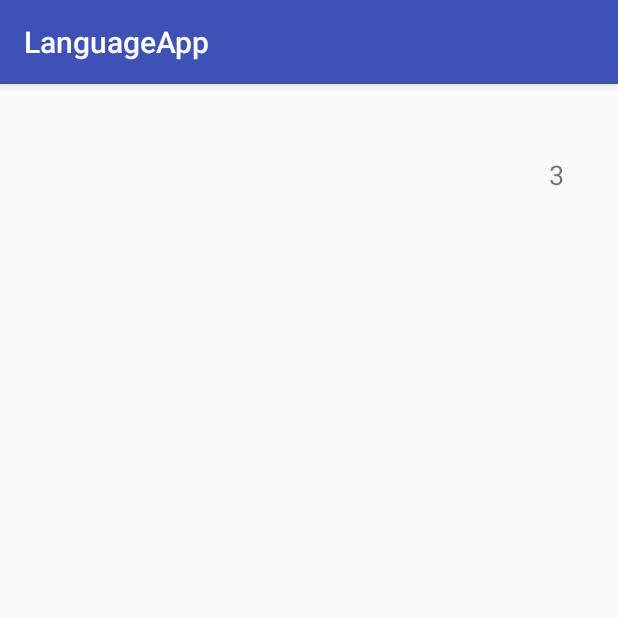
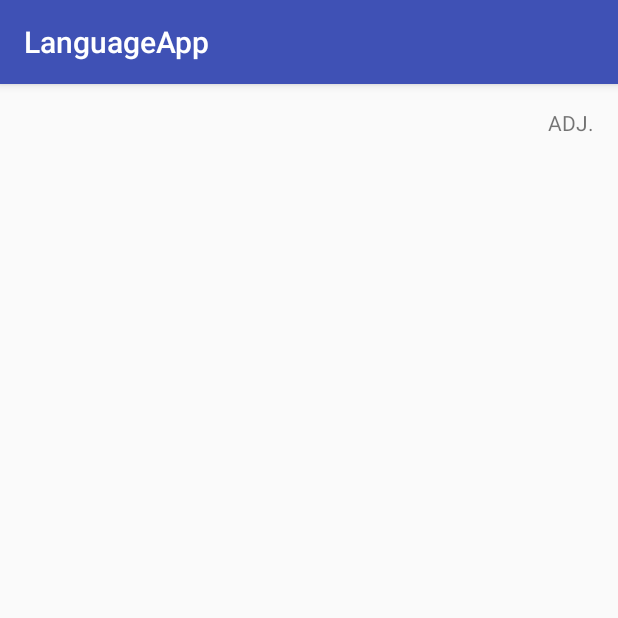
Before and after one commit to mirmiru/HindiStudyHelp, an Android app: the AddActivity screen opened directly, with no data from a screen before it, after a tap on "ADD", on a phone screen of 412 x 824 dp, the top half of it. Run offline under Robolectric (Android 15) with nearby library versions, the phone set to English and light mode, and no system bars; 1 other tap on this screen came first.

Commit message:
Correctly displays word gender in listview and word type in info activity.

```diff
--- a/app/src/main/java/com/example/milja/languageapp/database/DBHelper.java
+++ b/app/src/main/java/com/example/milja/languageapp/database/DBHelper.java
@@ -138,25 +138,50 @@ public class DBHelper extends SQLiteOpenHelper {
         setWordTypeGroup(word);
     }
 
+
     public Word getWordById(long id) {
-        String selection = COLUMN_WORD_ID + "=?";
-        String[] selectionArgs = new String[] {Long.toString(id)};
+        //String selection = COLUMN_WORD_ID + "=?";
+        //String[] selectionArgs = new String[] {Long.toString(id)};
         SQLiteDatabase db = getReadableDatabase();
-        Cursor c = db.query(TABLE_WORD, null, selection, selectionArgs, null, null, null);
+        //Cursor c = db.query(TABLE_WORD, null, selection, selectionArgs, null, null, null);
+
+        String query = "SELECT * FROM " +
+                "word INNER JOIN type ON " +
+                "word.wordTypeId =  type._id " +
+                "INNER JOIN gender ON " +
+                "word.wordGenderId = gender._id " +
+                "WHERE word._id=" + id;
+
+        Cursor c = db.rawQuery(query, null);
 
         Word word = new Word();
 
         if (c.moveToFirst()) {
             do {
-                word.setWordId(c.getLong(0));
-                word.setWordWord(c.getString(1));
-                word.setWordTranslation(c.getString(2));
-                word.setWordSentenceHindi(c.getString(3));
-                word.setWordSentenceEng(c.getString(4));
-                word.setWordGenderGroup(c.getString(5));
-                word.setWordTypeGroup(c.getString(6));
-                word.setWordDifficult(c.getInt(7));
-                Log.d("MyLog", "INSERTED: " + word.getWordId() + ", " + word.getWordWord() + ", " + word.getWordTranslation() + ", " + word.getWordSentenceHindi() + ", " + word.getWordSentenceEng() + ", " + word.getWordGenderGroup() + ", " + word.getWordTypeGroup() + ", " + word.getWordDifficult() );
+                //word.setWordId(c.getLong(0));
+                word.setWordId(c.getLong(c.getColumnIndex(DBHelper.COLUMN_WORD_ID)));
+
+                //word.setWordWord(c.getString(1));
+                word.setWordWord(c.getString(c.getColumnIndex(DBHelper.COLUMN_WORD_WORD)));
+
+                //word.setWordTranslation(c.getString(2));
+                word.setWordTranslation(c.getString(c.getColumnIndex(DBHelper.COLUMN_WORD_TRANSLATION)));
+
+                //word.setWordSentenceHindi(c.getString(3));
+                word.setWordSentenceHindi(c.getString(c.getColumnIndex(DBHelper.COLUMN_WORD_SENTENCEHINDI)));
+
+                //word.setWordSentenceEng(c.getString(4));
+                word.setWordSentenceEng(c.getString(c.getColumnIndex(DBHelper.COLUMN_WORD_SENTENCEENG)));
+
+                //word.setWordGenderGroup(c.getString(5));
+                word.setWordGenderId(c.getLong(c.getColumnIndex(DBHelper.COLUMN_WORD_GENDERID)));
+                word.setWordGenderGroup(c.getString(c.getColumnIndex(DBHelper.COLUMN_GENDER_GROUP)));
+
+                word.setWordTypeId(c.getLong(c.getColumnIndex(DBHelper.COLUMN_WORD_TYPEID)));
+                word.setWordTypeGroup(c.getString(c.getColumnIndex(DBHelper.COLUMN_TYPE_GROUP)));
+
+                word.setWordDifficult(c.getInt(c.getColumnIndex(DBHelper.COLUMN_WORD_DIFFICULT)));
+                Log.d("MyLog", "INSERTED: " + word.getWordId() + ", " + word.getWordWord() + ", " + word.getWordTranslation() + ", " + word.getWordSentenceHindi() + ", " + word.getWordSentenceEng() + ", gender: " + word.getWordGenderId() + ", " + word.getWordGenderGroup() + ", type: "+ word.getWordTypeId() + ", "+ word.getWordTypeGroup() + ", diff: " + word.getWordDifficult() );
             } while (c.moveToNext());
         }
         c.close();
--- a/app/src/main/java/com/example/milja/languageapp/database/Word.java
+++ b/app/src/main/java/com/example/milja/languageapp/database/Word.java
@@ -11,17 +11,17 @@ public class Word {
     private String wordTranslation;
     private String wordSentenceHindi;
     private String wordSentenceEng;
-    private int wordDifficult = 3;
-    private long wordGenderId = 3;
+    private int wordDifficult;
+    private long wordGenderId;
     private String wordGenderGroup;
-    private long wordTypeId = 5;
+    private long wordTypeId;
     private String wordTypeGroup;
 
     //Empty constructor
     public Word() {}
 
     //Constructor with all arguments (not id)
-    public Word(String wordWord, String wordTranslation, String wordSentenceHindi, String wordSentenceEng, int wordDifficult, long wordGenderId, long wordTypeId) {
+    public Word(String wordWord, String wordTranslation, String wordSentenceHindi, String wordSentenceEng, long wordGenderId, long wordTypeId, int wordDifficult) {
         this.wordWord = wordWord;
         this.wordTranslation = wordTranslation;
         this.wordSentenceHindi = wordSentenceHindi;
--- a/app/src/main/java/com/example/milja/languageapp/model/AddActivity.java
+++ b/app/src/main/java/com/example/milja/languageapp/model/AddActivity.java
@@ -82,8 +82,6 @@ public class AddActivity extends AppCompatActivity {
 
         this.type = (Type)spinnerType.getSelectedItem();
         this.typeValue = (int)type.getTypeId();
-        Log.d("MyLog", "Word type: " + typeValue);
-
         this.sentenceHindi = editTextHindiSentence.getText().toString();
         this.sentenceEng = editTextEngSentence.getText().toString();
 
@@ -121,8 +119,9 @@ public class AddActivity extends AppCompatActivity {
     }
 
     public void addWord() {
-        Word word = new Word(wordHindi, wordEng, sentenceHindi, sentenceEng, checkBoxValue, genderValue, typeValue);
+        Word word = new Word(wordHindi, wordEng, sentenceHindi, sentenceEng, genderValue, typeValue, checkBoxValue);
         dbHelper.addWord(word);
+        Log.d("MyLog", "ADD ACT: " + word.getWordId() + ", " + word.getWordWord() + ", " + word.getWordTranslation() + ", " + word.getWordSentenceHindi() + ", " + word.getWordSentenceEng() + ", gender: " + word.getWordGenderId() + ", " + word.getWordGenderGroup() + ", type: "+ word.getWordTypeId() + ", "+ word.getWordTypeGroup() + ", diff: " + word.getWordDifficult() );
         //TODO: Display toast and move to new activity
         Intent intent = new Intent(this, InfoActivity.class);
         intent.putExtra("WordId", word.getWordId());
--- a/app/src/main/java/com/example/milja/languageapp/model/InfoActivity.java
+++ b/app/src/main/java/com/example/milja/languageapp/model/InfoActivity.java
@@ -48,6 +48,24 @@ public class InfoActivity extends AppCompatActivity {
     private void showWordInfo() {
         this.textViewHindiWord.setText(word.getWordWord());
         this.textViewEngWord.setText(word.getWordTranslation());
-        this.textViewType.setText(word.getWordTypeGroup());
+        String typeString = "";
+        switch ((int)word.getWordTypeId()) {
+            case 1:
+                typeString = "Adj.";
+                break;
+            case 2:
+                typeString = "Adv.";
+                break;
+            case 3:
+                typeString = "Noun";
+                break;
+            case 4:
+                typeString = "Verb";
+                break;
+            case 5:
+                typeString = "Other";
+                break;
+        }
+        this.textViewType.setText(typeString);
     }
 }
--- a/app/src/main/java/com/example/milja/languageapp/model/ListViewActivity.java
+++ b/app/src/main/java/com/example/milja/languageapp/model/ListViewActivity.java
@@ -27,7 +27,7 @@ public class ListViewActivity extends AppCompatActivity {
         findViews();
         createCursorAdapter();
 
-        //TODO: Setonitemclicklistener for moving to info for specific word when pressed
+        //Move to info view for word
         listView.setOnItemClickListener(new AdapterView.OnItemClickListener() {
             @Override
             public void onItemClick(AdapterView<?> parent, View view, int position, long id) {
--- a/app/src/main/res/layout/activity_info.xml
+++ b/app/src/main/res/layout/activity_info.xml
@@ -10,8 +10,8 @@
         android:id="@+id/textViewHindiWord"
         android:layout_width="wrap_content"
         android:layout_height="wrap_content"
-        android:layout_marginStart="40dp"
-        android:layout_marginTop="40dp"
+        android:layout_marginStart="16dp"
+        android:layout_marginTop="16dp"
         android:text="HindiWord"
         android:textSize="30sp"
         android:textStyle="bold"
@@ -22,8 +22,7 @@
         android:id="@+id/textViewEngWord"
         android:layout_width="wrap_content"
         android:layout_height="wrap_content"
-        android:layout_marginStart="64dp"
-        android:layout_marginTop="12dp"
+        android:layout_marginStart="16dp"
         android:text="EngWord"
         android:textSize="24sp"
         android:textStyle="italic"
@@ -34,10 +33,11 @@
         android:id="@+id/textViewType"
         android:layout_width="wrap_content"
         android:layout_height="20dp"
-        android:layout_marginEnd="36dp"
-        android:layout_marginTop="48dp"
+        android:layout_marginEnd="16dp"
+        android:layout_marginTop="16dp"
         android:text="TYPE"
-        android:textSize="18sp"
+        android:textAllCaps="true"
+        android:textSize="14sp"
         app:layout_constraintEnd_toEndOf="parent"
         app:layout_constraintTop_toTopOf="parent" />
 </android.support.constraint.ConstraintLayout>
--- a/app/src/main/res/layout/activity_list_view_cell.xml
+++ b/app/src/main/res/layout/activity_list_view_cell.xml
@@ -8,8 +8,8 @@
         android:layout_height="wrap_content"
         android:layout_alignParentStart="true"
         android:layout_alignParentTop="true"
-        android:layout_marginStart="28dp"
-        android:layout_marginTop="25dp"
+        android:layout_marginStart="13dp"
+        android:layout_marginTop="17dp"
         android:text="TextView"
         android:textSize="24sp" />
 
@@ -19,7 +19,7 @@
         android:layout_height="wrap_content"
         android:layout_alignStart="@+id/textViewWord"
         android:layout_below="@+id/textViewWord"
-        android:layout_marginTop="21dp"
+        android:layout_marginTop="13dp"
         android:text="TextView"
         android:textSize="18sp"
         android:textStyle="italic" />
@@ -30,8 +30,9 @@
         android:layout_height="wrap_content"
         android:layout_alignParentEnd="true"
         android:layout_alignTop="@+id/textViewWord"
-        android:layout_marginEnd="23dp"
+        android:layout_marginEnd="13dp"
         android:text="TextView"
+        android:textAlignment="textEnd"
         android:textSize="18sp" />
 
 </RelativeLayout>
```
Also changed, not shown: 28 other files.
